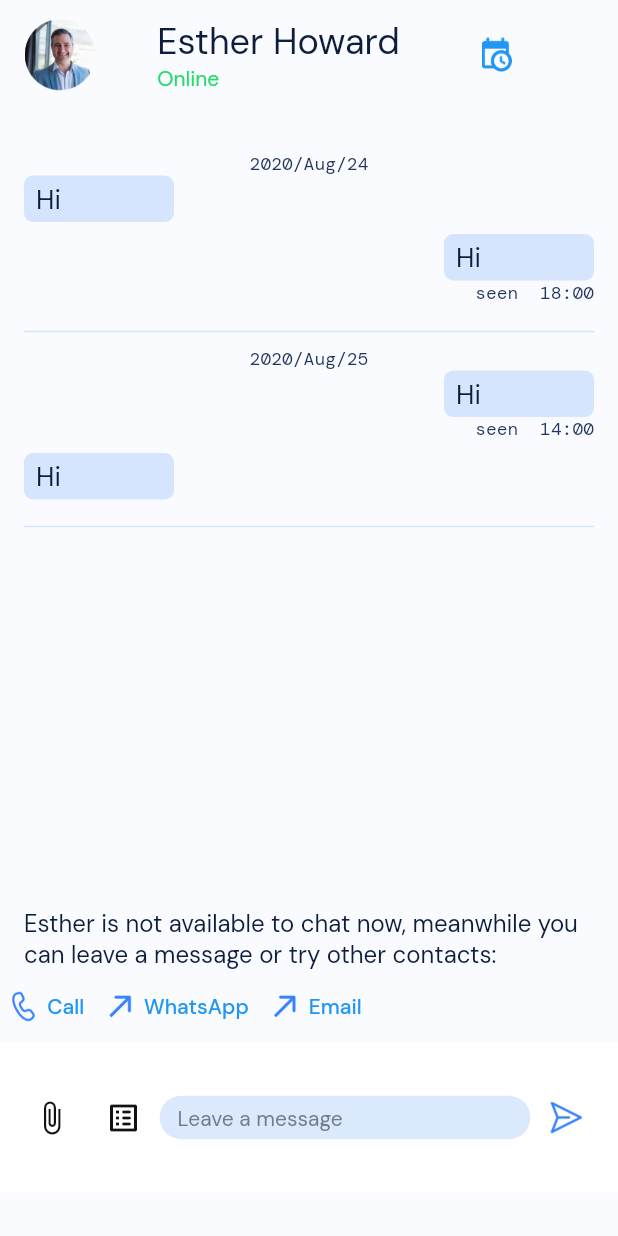
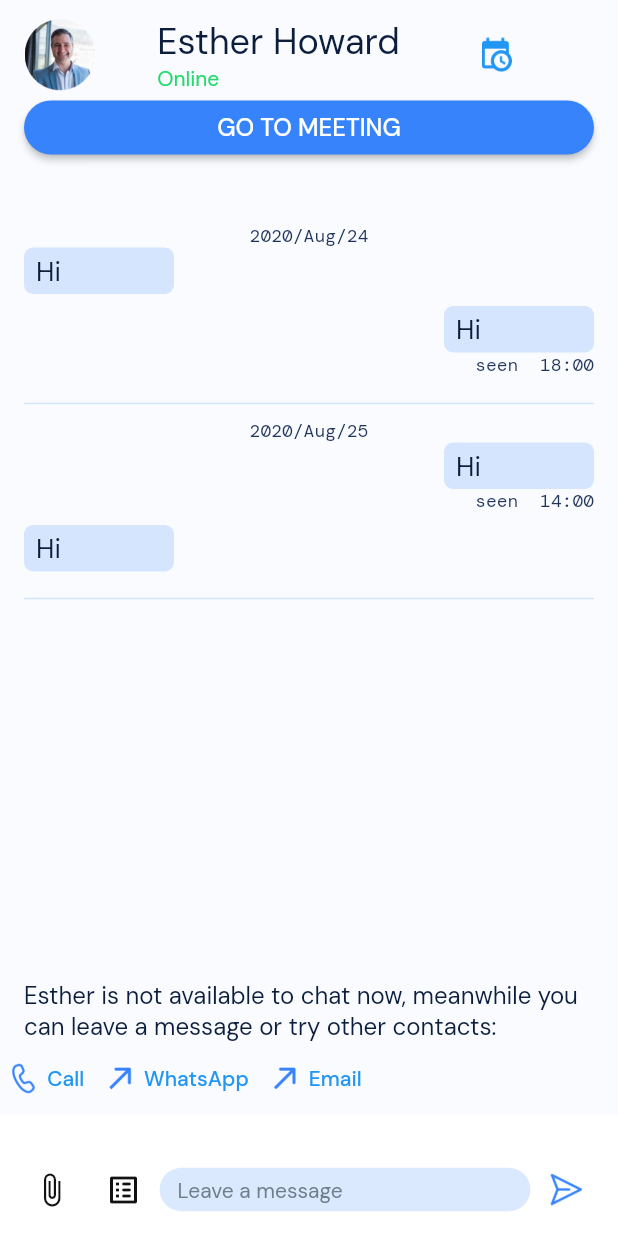
Before and after one commit to 2Math0/f_contact_longevity, a Flutter app: the screen it shows after launch, on a phone screen of 412 x 824 dp. Run offline on Flutter 3.47's test engine with Material 2 defaults, Android fonts, the phone set to English and light mode, and no system bars; our stand-ins replace google_fonts.

Commit message:
user can put meeting date

```diff
--- a/lib/presentation/view/chat_custom_widgets/chat_user.dart
+++ b/lib/presentation/view/chat_custom_widgets/chat_user.dart
@@ -1,11 +1,12 @@
 import 'package:flutter/material.dart';
+import 'package:intl/intl.dart';
 
 import '../../resources/colors_manager.dart';
 import '../../resources/strings_manager.dart';
 import '../../resources/text_styles_manager.dart';
 import '../../resources/values_manager.dart';
 
-class UserChat extends StatelessWidget {
+class UserChat extends StatefulWidget {
   final String name;
   final bool isOnline;
   final String image;
@@ -19,7 +20,21 @@ class UserChat extends StatelessWidget {
   }) : super(key: key);
 
   @override
+  State<UserChat> createState() => _UserChatState();
+}
+
+class _UserChatState extends State<UserChat> {
+  DateTime selectedDate = DateTime.now();
+  TimeOfDay selectedTime = TimeOfDay.now();
+  DateTime dateTime = DateTime.now();
+  bool showDate = false;
+  bool showTime = false;
+  bool showDateTime = false;
+
+  @override
   Widget build(BuildContext context) {
+    Size size = MediaQuery.of(context).size;
+    var now = DateFormat('yyyy/MMM/dd HH:mm').format(DateTime.now());
     return Column(
       crossAxisAlignment: CrossAxisAlignment.start,
       children: <Widget>[
@@ -30,39 +45,116 @@ class UserChat extends StatelessWidget {
               radius: AppSize.s24,
               // this will remove color border of the image
               backgroundColor: Colors.transparent,
-              child: Image.asset(image),
+              child: Image.asset(widget.image),
             ),
             Column(
               mainAxisAlignment: MainAxisAlignment.spaceBetween,
               crossAxisAlignment: CrossAxisAlignment.start,
               children: [
                 Text(
-                  name,
+                  widget.name,
                   style: const AppTextStyles().bodyTextLargeRegular,
                 ),
                 Text(
-                  isOnline ? AppStrings.online : AppStrings.offline,
+                  widget.isOnline ? AppStrings.online : AppStrings.offline,
                   style: const AppTextStyles().bodyTextSmallRegular.copyWith(
-                      color: isOnline ? AppColors.primaryGreen : Colors.red),
+                      color: widget.isOnline
+                          ? AppColors.primaryGreen
+                          : Colors.red),
                 )
               ],
             ),
             IconButton(
-                onPressed: () {},
+                onPressed: () {
+                  _selectDateTime(context);
+                  showDateTime = true;
+                },
+                iconSize: AppSize.s20,
                 icon: Image.asset(
                   'assets/icons/meeting.png',
                   color: Colors.blue,
                   width: AppSize.s20,
+                  fit: BoxFit.fitWidth,
                 )),
             Visibility(
-                visible: meeting != null,
-                child: Text(
-                  'meeting at $meeting',
-                  style: const AppTextStyles().dateTextRegular,
+                visible: showDateTime || widget.meeting != null,
+                child: SizedBox(
+                  width: AppSize.s80,
+                  child: Text(
+                    softWrap: true,
+                    'meeting at ${showDateTime ? getDateTime() : widget.meeting} ',
+                    style: const AppTextStyles().dateTextRegular,
+                  ),
                 ))
           ],
-        )
+        ),
+        if (now == getDateTime())
+          MaterialButton(
+            color: AppColors.primaryBlue,
+            minWidth: size.width,
+            onPressed: () {},
+            child: Text(
+              'go to meeting'.toUpperCase(),
+              style: AppTextStyles()
+                  .bodyTextNormalRegular
+                  .copyWith(color: AppColors.backgroundWhite),
+            ),
+          )
       ],
     );
   }
+
+  // Select for Date
+  Future<DateTime> _selectDate(BuildContext context) async {
+    final selected = await showDatePicker(
+      context: context,
+      initialDate: selectedDate,
+      firstDate: DateTime(2022),
+      lastDate: DateTime(2023),
+    );
+    if (selected != null && selected != selectedDate) {
+      setState(() {
+        selectedDate = selected;
+      });
+    }
+    return selectedDate;
+  }
+
+// Select for Time
+  Future<TimeOfDay> _selectTime(BuildContext context) async {
+    final selected = await showTimePicker(
+      context: context,
+      initialTime: selectedTime,
+    );
+    if (selected != null && selected != selectedTime) {
+      setState(() {
+        selectedTime = selected;
+      });
+    }
+    return selectedTime;
+  }
+
+  Future _selectDateTime(BuildContext context) async {
+    final date = await _selectDate(context);
+    final time = await _selectTime(context);
+
+    setState(() {
+      dateTime = DateTime(
+        date.year,
+        date.month,
+        date.day,
+        time.hour,
+        time.minute,
+      );
+    });
+  }
+
+  String getDateTime() {
+    // ignore: unnecessary_null_comparison
+    if (dateTime == null) {
+      return 'select date timer';
+    } else {
+      return DateFormat('yyyy/MMM/dd HH:mm').format(dateTime);
+    }
+  }
 }
```
Also changed, not shown: lib/presentation/view/chat_screen.dart (+16 -2 lines).
